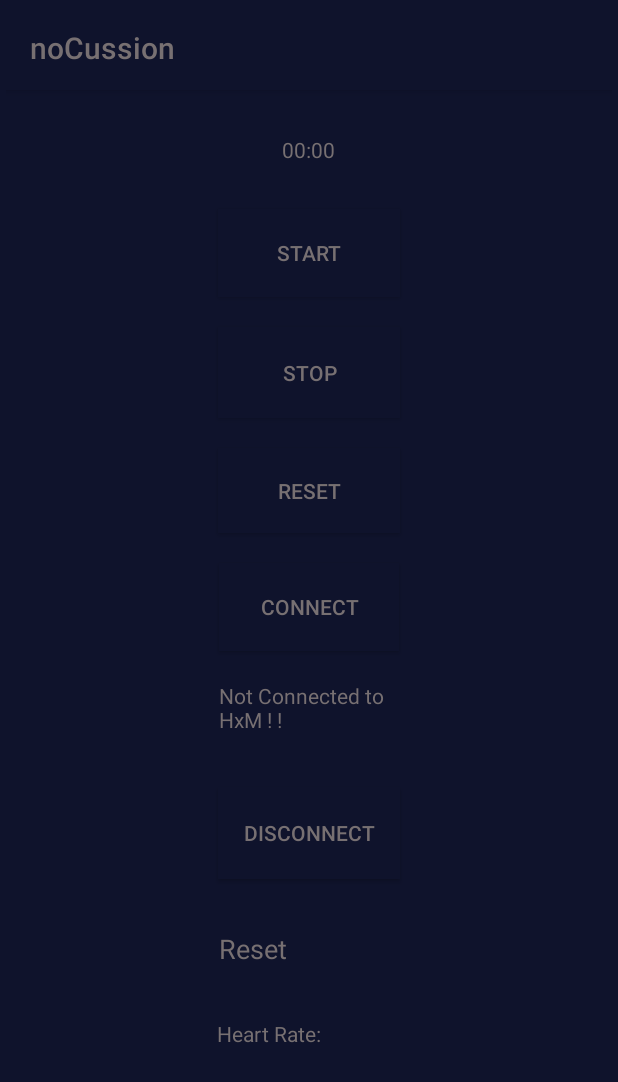
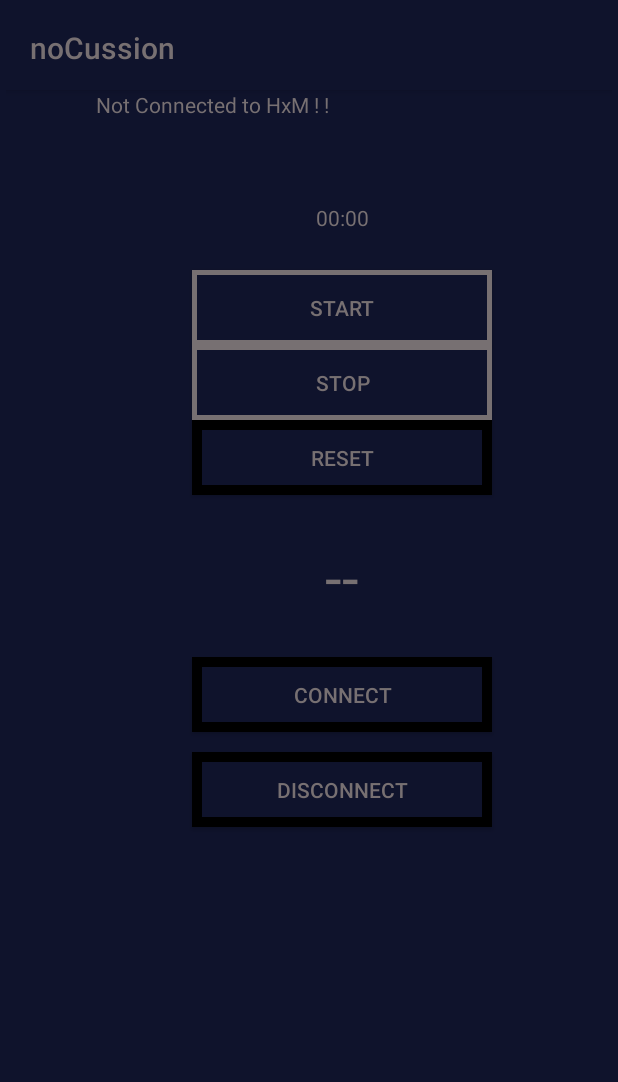
Before and after one commit to Scabandari/ConcussionApp, an Android app: the Chronometer_Heart_Rate_Activity screen opened directly, with no data from a screen before it, on a phone screen of 412 x 824 dp. Shown: the top 1082 px of the screen. Run offline under Robolectric (Android 15) with nearby library versions, the phone set to English and light mode, and no system bars.

Commit message:
"Borders done with shape in drawable"

```diff
--- /dev/null
+++ b/app/src/main/res/drawable/my_shape.xml
@@ -0,0 +1,12 @@
+<?xml version="1.0" encoding="utf-8"?>
+<shape xmlns:android="http://schemas.android.com/apk/res/android"
+    android:shape="rectangle">
+
+<gradient android:startColor="@color/colorPrimaryDark"
+    android:endColor="@color/colorPrimaryDark"
+    android:angle="270" />
+
+    <stroke android:width="10px" android:color="@color/Black"/>
+
+
+</shape>
--- /dev/null
+++ b/app/src/main/res/drawable/my_shape2.xml
@@ -0,0 +1,12 @@
+<?xml version="1.0" encoding="utf-8"?>
+<shape xmlns:android="http://schemas.android.com/apk/res/android"
+    android:shape="rectangle">
+
+    <gradient android:startColor="@color/colorPrimaryDark"
+        android:endColor="@color/colorPrimaryDark"
+        android:angle="270" />
+
+    <stroke android:width="5px" android:color="@color/colorAccent"/>
+
+
+</shape>
--- a/app/src/main/res/layout/activity_chronometer__heart__rate_.xml
+++ b/app/src/main/res/layout/activity_chronometer__heart__rate_.xml
@@ -1,5 +1,9 @@
 <?xml version="1.0" encoding="utf-8"?>
-<LinearLayout xmlns:android="http://schemas.android.com/apk/res/android" android:orientation="vertical" android:padding="4dip"
+<android.support.constraint.ConstraintLayout
+    xmlns:android="http://schemas.android.com/apk/res/android"
+    xmlns:app="http://schemas.android.com/apk/res-auto"
+    xmlns:tools="http://schemas.android.com/tools"
+    android:orientation="vertical" android:padding="4dip"
     android:gravity="center_horizontal"
     android:layout_width="match_parent"
     android:layout_height="match_parent"
@@ -10,96 +14,112 @@
         android:id="@+id/tool_bar"
         layout="@layout/tool_bar" />
 
-    <Chronometer android:id="@+id/chronometer"
-        android:layout_width="wrap_content"
-        android:layout_height="wrap_content"
-        android:layout_weight="0"
+    <Chronometer
+        android:id="@+id/chronometer"
+        android:layout_width="200dp"
+        android:layout_height="50dp"
         android:textColor="@color/colorAccent"
-        android:paddingBottom="30dip"
-        android:paddingTop="30dip"
-        />
+        android:layout_marginTop="60dp"
+        app:layout_constraintTop_toBottomOf="@+id/tool_bar"
+        android:layout_marginRight="80dp"
+        app:layout_constraintRight_toRightOf="parent"
+        android:gravity="center" />
 
     <Button
         android:id="@+id/start_Button"
-        android:layout_width="121dp"
-        android:layout_height="wrap_content"
-        android:layout_marginBottom="20dp"
+        android:layout_width="200dp"
+        android:layout_height="50dp"
         android:layout_weight="0.05"
-        android:background="@color/colorPrimaryDark"
+        android:background="@drawable/my_shape2"
         android:text="@string/startChronometer"
-        android:textColor="@color/colorAccent">
+        android:textColor="@color/colorAccent"
+        android:layout_marginTop="120dp"
+        app:layout_constraintTop_toBottomOf="@+id/tool_bar"
+        android:layout_marginRight="80dp"
+        app:layout_constraintRight_toRightOf="parent">
 
         <requestFocus />
     </Button>
 
-    <Button android:id="@+id/stop_Button"
-        android:layout_width="121dp"
-        android:layout_height="wrap_content"
+    <Button
+        android:id="@+id/stop_Button"
+        android:layout_width="200dp"
+        android:layout_height="50dp"
         android:text="@string/stopChronometer"
-        android:background="@color/colorPrimaryDark"
+        android:background="@drawable/my_shape2"
         android:textColor="@color/colorAccent"
         android:elevation="5dp"
         android:layout_weight="0.06"
-        android:layout_marginBottom="20dp">
-    </Button>
+        android:layout_marginTop="170dp"
+        app:layout_constraintTop_toBottomOf="@+id/tool_bar"
+        android:layout_marginRight="80dp"
+        app:layout_constraintRight_toRightOf="parent" />
 
-    <Button android:id="@+id/reset_Button"
-        android:layout_width="121dp"
-        android:layout_height="wrap_content"
+    <Button
+        android:id="@+id/reset_Button"
+        android:layout_width="200dp"
+        android:layout_height="50dp"
         android:text="@string/resetChronometer"
-        android:background="@color/colorPrimaryDark"
+        android:background="@drawable/my_shape"
         android:textColor="@color/colorAccent"
         android:layout_weight="0.04"
-        android:layout_marginBottom="20dp">
-    </Button>
+        android:layout_marginTop="220dp"
+        app:layout_constraintTop_toBottomOf="@+id/tool_bar"
+        android:layout_marginRight="80dp"
+        app:layout_constraintRight_toRightOf="parent" />
 
     <Button
         android:id="@+id/Connect"
-        android:layout_width="120dp"
-        android:layout_height="wrap_content"
+        android:layout_width="200dp"
+        android:layout_height="50dp"
         android:text="Connect"
-        android:background="@color/colorPrimaryDark"
+        android:background="@drawable/my_shape"
         android:textColor="@color/colorAccent"
         android:layout_weight="0.05"
-        android:layout_marginBottom="20dp"/>
+        android:layout_marginTop="378dp"
+        app:layout_constraintTop_toBottomOf="@+id/tool_bar"
+        android:layout_marginRight="80dp"
+        app:layout_constraintRight_toRightOf="parent" />
 
     <TextView
-        android:layout_width="119dp"
-        android:layout_height="wrap_content"
         android:id="@+id/connectionStatus"
+        android:layout_width="200dp"
+        android:layout_height="50dp"
         android:background="@color/colorPrimaryDark"
         android:textColor="@color/colorAccent"
         android:layout_weight="0.07"
-        android:layout_marginBottom="20dp"/>
+        android:layout_marginTop="0dp"
+        app:layout_constraintTop_toBottomOf="@+id/tool_bar"
+        android:layout_marginRight="144dp"
+        app:layout_constraintRight_toRightOf="parent" />
 
     <Button
         android:id="@+id/Disconnect"
-        android:layout_width="121dp"
-        android:layout_height="wrap_content"
+        android:layout_width="200dp"
+        android:layout_height="50dp"
         android:text="Disconnect"
-        android:background="@color/colorPrimaryDark"
+        android:background="@drawable/my_shape"
         android:textColor="@color/colorAccent"
         android:layout_weight="0.06"
-        android:layout_marginBottom="20dp"/>
+        android:layout_marginTop="441dp"
+        app:layout_constraintTop_toBottomOf="@+id/tool_bar"
+        android:layout_marginRight="80dp"
+        app:layout_constraintRight_toRightOf="parent" />
 
     <EditText
         android:id="@+id/ActualHeartRate"
-        android:layout_width="120dp"
-        android:layout_height="wrap_content"
-        android:layout_marginBottom="20dp"
+        android:layout_width="200dp"
+        android:layout_height="50dp"
         android:layout_weight="0.13"
+        android:editable="false"
         android:background="@color/colorPrimaryDark"
-        android:text="@string/resetChronometer"
-        android:textColor="@color/colorAccent" />
+        android:text="--"
+        android:textSize="40sp"
+        android:textColor="@color/colorAccent"
+        android:layout_marginTop="301dp"
+        app:layout_constraintTop_toBottomOf="@+id/tool_bar"
+        android:layout_marginRight="80dp"
+        app:layout_constraintRight_toRightOf="parent"
+        android:gravity="center"/>
 
-    <TextView
-        android:id="@+id/textView5"
-        android:layout_width="122dp"
-        android:layout_height="wrap_content"
-        android:layout_weight="0.07"
-        android:background="@color/colorPrimaryDark"
-        android:text="Heart Rate: "
-        android:textColor="@color/colorAccent" />
-
-
-</LinearLayout>
+</android.support.constraint.ConstraintLayout>
--- a/app/src/main/res/values/colors.xml
+++ b/app/src/main/res/values/colors.xml
@@ -3,5 +3,6 @@
     <color name="colorPrimary">#461029</color>
     <color name="colorPrimaryDark">#0f132c</color>
     <color name="colorAccent">#777072</color>
-    <color name="AllBlack">#060606</color>
+    <color name="colorRating">#38773d</color>
+    <color name="Black">#000000</color>
 </resources>
```
Also changed, not shown: app/src/main/res/drawable/my_shape3.xml (added, +12 -0 lines), app/src/main/res/layout/activity_excercise__setup_.xml (+34 -71 lines), app/src/main/res/layout/activity_home.xml (+14 -17 lines), app/src/main/res/layout/activity_main.xml (+6 -4 lines), app/src/main/res/layout/activity_questionaire.xml (+134 -127 lines), app/src/main/res/layout/activity_sign_up.xml (+6 -6 lines), app/src/main/res/values/styles.xml (+8 -0 lines), app/src/main/ic_rating-web.png (added), app/src/main/ic_ratingbar-web.png (added), app/src/main/res/mipmap-hdpi/ic_rating.png (added), app/src/main/res/mipmap-mdpi/ic_rating.png (added), app/src/main/res/mipmap-xhdpi/ic_rating.png (added), app/src/main/res/mipmap-xxhdpi/ic_rating.png (added), app/src/main/res/mipmap-xxxhdpi/ic_rating.png (added).
